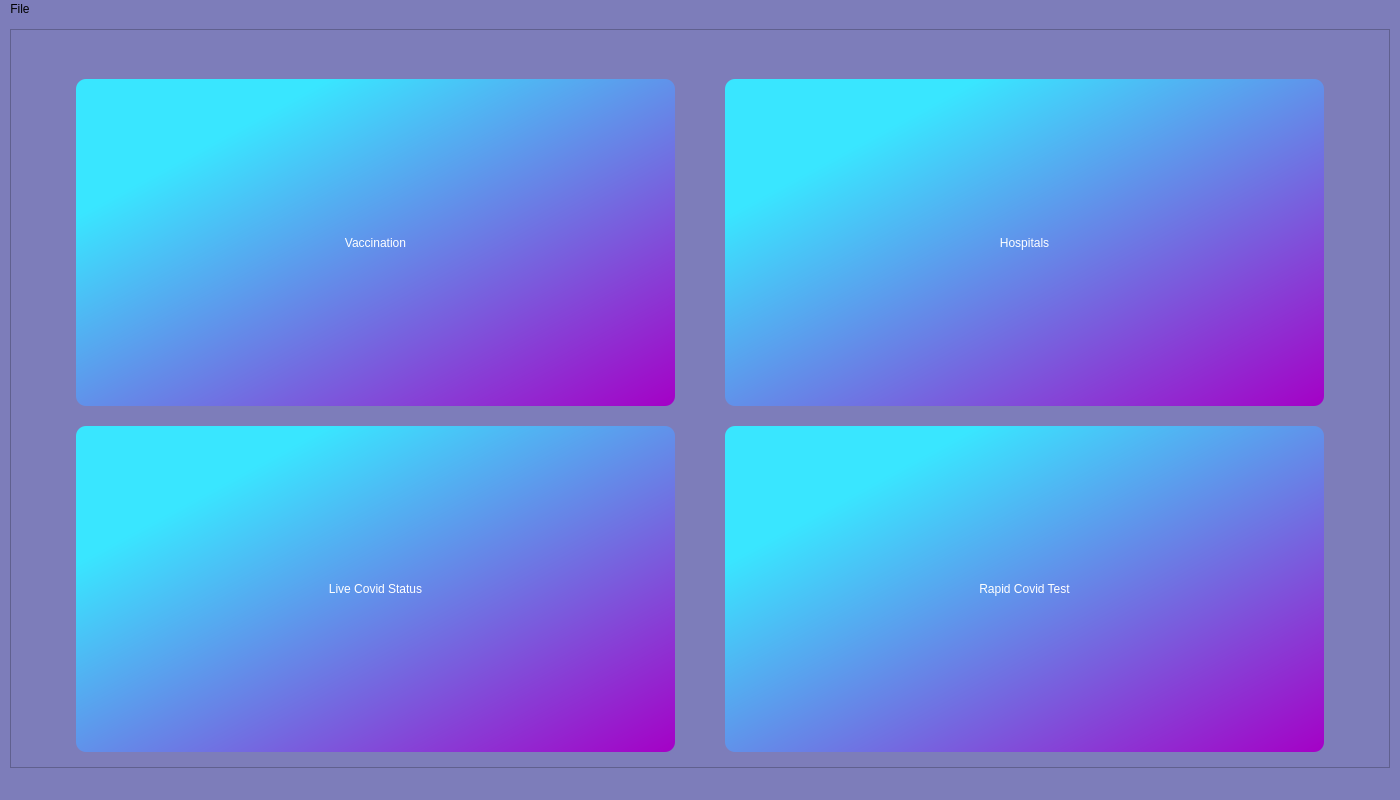
Old version of the form Forms/Main/dashboard.ui in the repository ayush-regmi/CoviCURE.
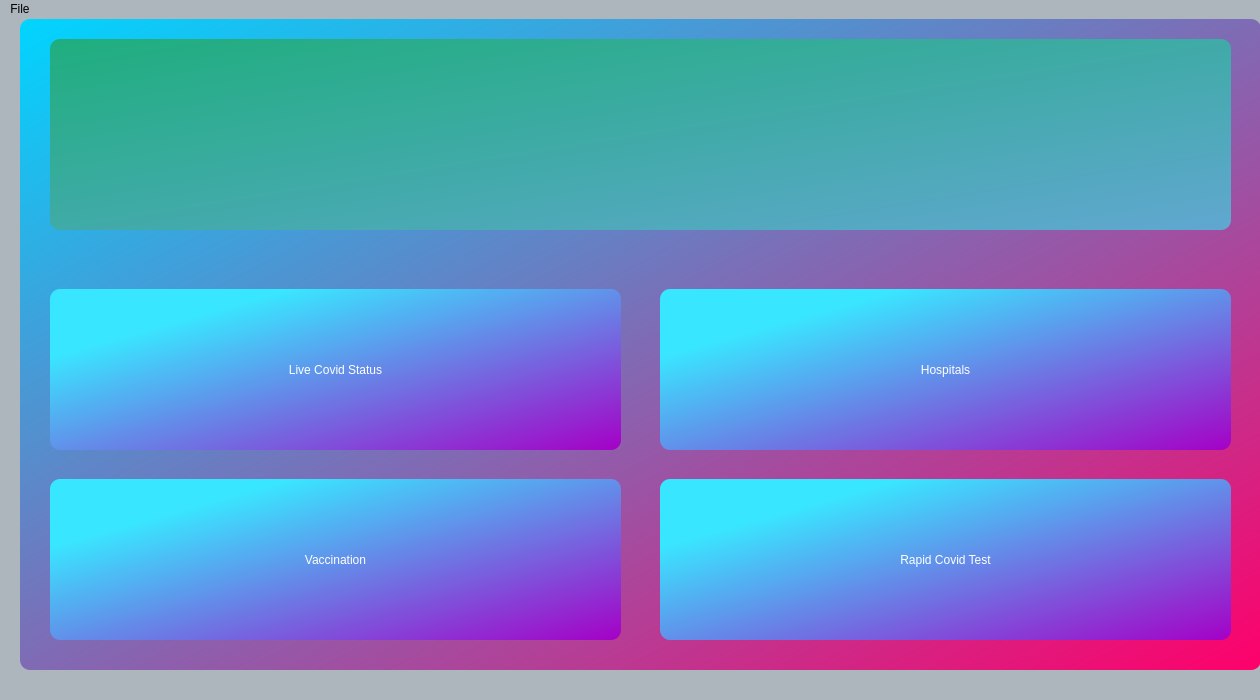
New version of the form. Icons and pictures are not drawn.

The edit to the form file:
```diff
--- a/Forms/Main/dashboard.ui
+++ b/Forms/Main/dashboard.ui
@@ -6,8 +6,8 @@
    <rect>
     <x>0</x>
     <y>0</y>
-    <width>1400</width>
-    <height>800</height>
+    <width>1260</width>
+    <height>700</height>
    </rect>
   </property>
   <property name="sizePolicy">
@@ -24,97 +24,37 @@
     <normaloff>:/resources/img/mask.png</normaloff>:/resources/img/mask.png</iconset>
   </property>
   <property name="styleSheet">
-   <string notr="true">background-color: rgb(125, 125, 186);</string>
+   <string notr="true">background-color: rgb(173, 181, 189);</string>
   </property>
   <widget class="QWidget" name="centralwidget">
-   <layout class="QGridLayout" name="gridLayout">
-    <property name="leftMargin">
-     <number>10</number>
-    </property>
-    <property name="topMargin">
-     <number>10</number>
-    </property>
-    <property name="rightMargin">
-     <number>10</number>
-    </property>
-    <property name="bottomMargin">
-     <number>10</number>
-    </property>
-    <property name="spacing">
-     <number>5</number>
-    </property>
-    <item row="0" column="0">
-     <widget class="QScrollArea" name="scrollArea">
-      <property name="widgetResizable">
-       <bool>true</bool>
-      </property>
-      <widget class="QWidget" name="scrollAreaWidgetContents_2">
+   <property name="styleSheet">
+    <string notr="true"/>
+   </property>
+   <widget class="QGroupBox" name="groupBox">
        <property name="geometry">
         <rect>
-         <x>0</x>
+      <x>20</x>
          <y>0</y>
-         <width>1378</width>
-         <height>739</height>
-        </rect>
-       </property>
-       <layout class="QGridLayout" name="gridLayout_3">
-        <property name="leftMargin">
-         <number>5</number>
-        </property>
-        <property name="topMargin">
-         <number>5</number>
-        </property>
-        <property name="rightMargin">
-         <number>5</number>
-        </property>
-        <property name="bottomMargin">
-         <number>5</number>
-        </property>
-        <property name="spacing">
-         <number>10</number>
-        </property>
-        <item row="1" column="0">
-         <spacer name="verticalSpacer_3">
-          <property name="orientation">
-           <enum>Qt::Vertical</enum>
-          </property>
-          <property name="sizeType">
-           <enum>QSizePolicy::Preferred</enum>
-          </property>
-          <property name="sizeHint" stdset="0">
-           <size>
-            <width>20</width>
-            <height>20</height>
-           </size>
-          </property>
-         </spacer>
-        </item>
-        <item row="0" column="0">
-         <widget class="QLabel" name="label_dashboard">
-          <property name="enabled">
-           <bool>true</bool>
-          </property>
+      <width>1241</width>
+      <height>651</height>
+     </rect>
+    </property>
           <property name="styleSheet">
-           <string notr="true">border-radius: 20px;</string>
-          </property>
-          <property name="text">
+     <string notr="true">background-color: qlineargradient(spread:reflect, x1:0, y1:0, x2:1, y2:1, stop:0 rgba(0, 213, 255, 255), stop:1 rgba(255, 0, 106, 255));
+border-radius: 10px;</string>
+    </property>
+    <property name="title">
            <string/>
           </property>
-          <property name="alignment">
-           <set>Qt::AlignCenter</set>
-          </property>
-         </widget>
-        </item>
-        <item row="2" column="0">
-         <layout class="QGridLayout" name="gridLayout_2">
-          <property name="leftMargin">
-           <number>60</number>
-          </property>
-          <property name="rightMargin">
-           <number>60</number>
-          </property>
-          <item row="2" column="0">
            <widget class="QPushButton" name="pushButton_Live">
+     <property name="geometry">
+      <rect>
+       <x>30</x>
+       <y>270</y>
+       <width>571</width>
+       <height>161</height>
+      </rect>
+     </property>
             <property name="sizePolicy">
              <sizepolicy hsizetype="Preferred" vsizetype="Expanding">
               <horstretch>0</horstretch>
@@ -145,25 +85,15 @@
              <string>Live Covid Status</string>
             </property>
            </widget>
-          </item>
-          <item row="1" column="1">
-           <spacer name="verticalSpacer">
-            <property name="orientation">
-             <enum>Qt::Vertical</enum>
-            </property>
-            <property name="sizeType">
-             <enum>QSizePolicy::Preferred</enum>
-            </property>
-            <property name="sizeHint" stdset="0">
-             <size>
-              <width>20</width>
-              <height>10</height>
-             </size>
-            </property>
-           </spacer>
-          </item>
-          <item row="0" column="0">
-           <widget class="QPushButton" name="pushButton_vaccine">
+    <widget class="QPushButton" name="pushButton_Rapidcovid">
+     <property name="geometry">
+      <rect>
+       <x>640</x>
+       <y>460</y>
+       <width>571</width>
+       <height>161</height>
+      </rect>
+     </property>
             <property name="sizePolicy">
              <sizepolicy hsizetype="Preferred" vsizetype="Expanding">
               <horstretch>0</horstretch>
@@ -186,12 +116,18 @@
 border-radius: 10px;</string>
             </property>
             <property name="text">
-             <string>Vaccination</string>
-            </property>
-           </widget>
-          </item>
-          <item row="0" column="2">
+      <string>Rapid Covid Test</string>
+     </property>
+    </widget>
            <widget class="QPushButton" name="pushButton_Hospital">
+     <property name="geometry">
+      <rect>
+       <x>640</x>
+       <y>270</y>
+       <width>571</width>
+       <height>161</height>
+      </rect>
+     </property>
             <property name="sizePolicy">
              <sizepolicy hsizetype="Preferred" vsizetype="Expanding">
               <horstretch>0</horstretch>
@@ -226,41 +162,15 @@
              <string>A, I</string>
             </property>
            </widget>
-          </item>
-          <item row="0" column="1">
-           <spacer name="horizontalSpacer">
-            <property name="orientation">
-             <enum>Qt::Horizontal</enum>
-            </property>
-            <property name="sizeType">
-             <enum>QSizePolicy::Fixed</enum>
-            </property>
-            <property name="sizeHint" stdset="0">
-             <size>
-              <width>40</width>
-              <height>20</height>
-             </size>
-            </property>
-           </spacer>
-          </item>
-          <item row="3" column="0">
-           <spacer name="verticalSpacer_2">
-            <property name="orientation">
-             <enum>Qt::Vertical</enum>
-            </property>
-            <property name="sizeType">
-             <enum>QSizePolicy::Preferred</enum>
-            </property>
-            <property name="sizeHint" stdset="0">
-             <size>
-              <width>20</width>
-              <height>10</height>
-             </size>
-            </property>
-           </spacer>
-          </item>
-          <item row="2" column="2">
-           <widget class="QPushButton" name="pushButton_Rapidcovid">
+    <widget class="QPushButton" name="pushButton_vaccine">
+     <property name="geometry">
+      <rect>
+       <x>30</x>
+       <y>460</y>
+       <width>571</width>
+       <height>161</height>
+      </rect>
+     </property>
             <property name="sizePolicy">
              <sizepolicy hsizetype="Preferred" vsizetype="Expanding">
               <horstretch>0</horstretch>
@@ -283,24 +193,33 @@
 border-radius: 10px;</string>
             </property>
             <property name="text">
-             <string>Rapid Covid Test</string>
-            </property>
-           </widget>
-          </item>
-         </layout>
-        </item>
-       </layout>
-      </widget>
-     </widget>
-    </item>
-   </layout>
+      <string>Vaccination</string>
+     </property>
+    </widget>
+    <widget class="QLabel" name="label_dashboard">
+     <property name="geometry">
+      <rect>
+       <x>30</x>
+       <y>20</y>
+       <width>1181</width>
+       <height>191</height>
+      </rect>
+     </property>
+     <property name="styleSheet">
+      <string notr="true">background-color: qlineargradient(spread:reflect, x1:0, y1:0, x2:1, y2:1, stop:0 rgba(31, 174, 126, 255), stop:1 rgba(97, 167, 209, 255));</string>
+     </property>
+     <property name="text">
+      <string/>
+     </property>
+    </widget>
+   </widget>
   </widget>
   <widget class="QMenuBar" name="menubar">
    <property name="geometry">
     <rect>
      <x>0</x>
      <y>0</y>
-     <width>1400</width>
+     <width>1260</width>
      <height>17</height>
     </rect>
    </property>
```
Left out of the diff: 4 changed lines with no effect on the pictures. Lines whose indentation alone changed are shown as unchanged.
